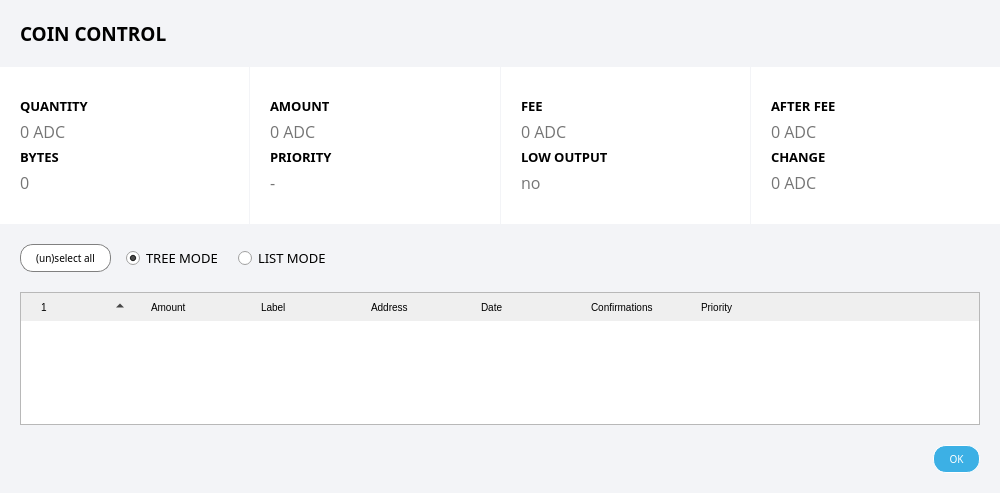
aurovine/AudioCoin, file src/qt/forms/coincontroldialog.ui: the form before one commit.
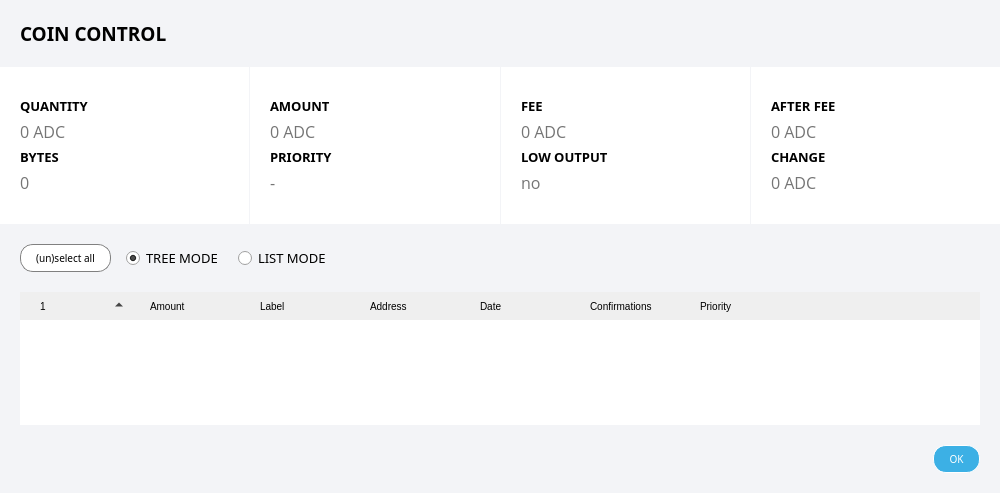
The form after the commit. Icons and pictures are not drawn. Custom widgets are drawn as their Qt base class.

What changed in the file:
```diff
--- a/src/qt/forms/coincontroldialog.ui
+++ b/src/qt/forms/coincontroldialog.ui
@@ -23,7 +23,7 @@
 QPushButton:hover, QPushButton:pressed { background-color: #1c99d2; color: white; }
 QPushButton:disabled { background-color: white; color: gray; }
 
-QTreeView::item, QTableView::item {
+QTreeWidget::item, QTableView::item {
 	border: 0;
 	padding: 0px 15px;
 	font-family: 'Open Sans';
@@ -771,6 +771,18 @@
         <property name="styleSheet">
          <string notr="true"/>
         </property>
+        <property name="frameShape">
+         <enum>QFrame::NoFrame</enum>
+        </property>
+        <property name="frameShadow">
+         <enum>QFrame::Plain</enum>
+        </property>
+        <property name="lineWidth">
+         <number>0</number>
+        </property>
+        <property name="alternatingRowColors">
+         <bool>true</bool>
+        </property>
         <property name="sortingEnabled">
          <bool>false</bool>
         </property>
```
